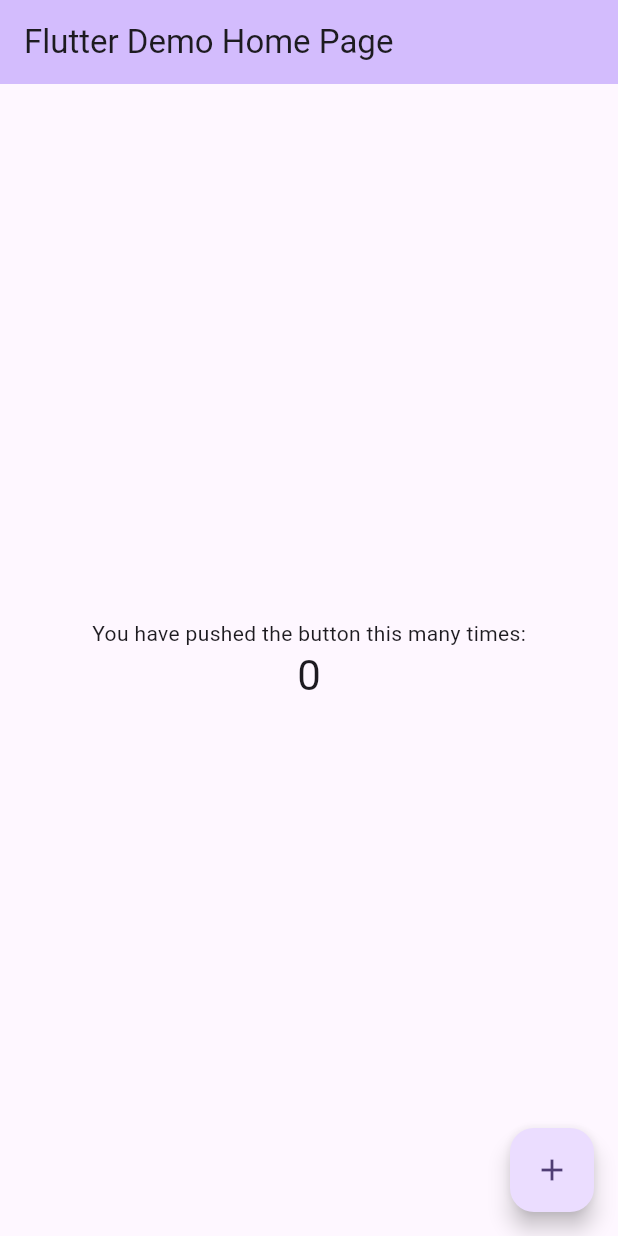
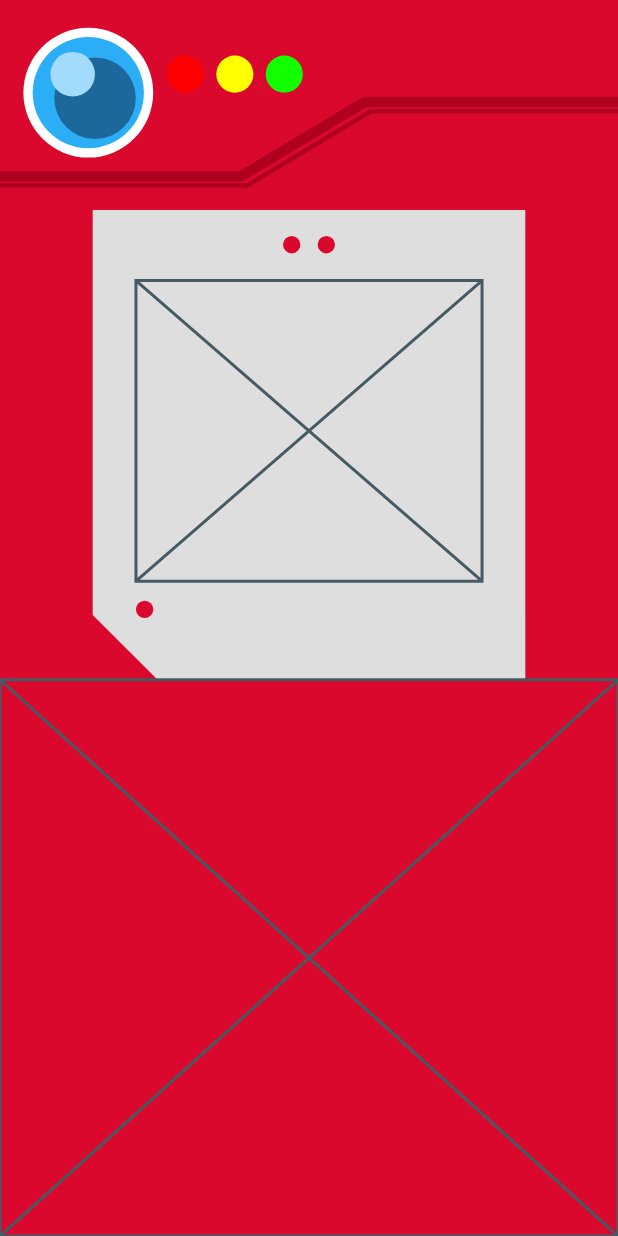
Before and after one commit to AngelFavila/poquidax, a Flutter app: the screen it shows after launch, on a phone screen of 412 x 824 dp. Run offline on Flutter 3.47's test engine with Material 3 defaults, Android fonts, the phone set to English and light mode, and no system bars.

Commit message:
Estructura de view principal

```diff
--- a/lib/main.dart
+++ b/lib/main.dart
@@ -1,122 +1,57 @@
 import 'package:flutter/material.dart';
+import 'package:flutter/services.dart';
+
+import 'view/shared/main_screen.dart';
+import 'view/shared/pokedex_banner.dart';
 
 void main() {
-  runApp(const MyApp());
+  WidgetsFlutterBinding.ensureInitialized();
+  SystemChrome.setPreferredOrientations([
+    DeviceOrientation.portraitUp,
+    DeviceOrientation.portraitDown,
+  ]).then((_) {
+    SystemChrome.setEnabledSystemUIMode(SystemUiMode.immersiveSticky); // Force fullscreen
+    runApp(const MainApp());
+  });
 }
 
-class MyApp extends StatelessWidget {
-  const MyApp({super.key});
 
-  // This widget is the root of your application.
+class MainApp extends StatelessWidget {
+  const MainApp({super.key});
+  final ColorScheme myColorScheme = const ColorScheme(
+    brightness: Brightness.light,
+    primary: Color(0xFFDB082D),
+    onPrimary: Colors.white,
+    secondary: Color(0xFFFBE335),
+    onSecondary: Colors.black,
+    error: Color(0xFFB00020),
+    onError: Colors.white,
+    surface: Color(0xFF56AE60),
+    onSurface: Colors.white,
+  );
+
   @override
   Widget build(BuildContext context) {
     return MaterialApp(
-      title: 'Flutter Demo',
-      theme: ThemeData(
-        // This is the theme of your application.
-        //
-        // TRY THIS: Try running your application with "flutter run". You'll see
-        // the application has a purple toolbar. Then, without quitting the app,
-        // try changing the seedColor in the colorScheme below to Colors.green
-        // and then invoke "hot reload" (save your changes or press the "hot
-        // reload" button in a Flutter-supported IDE, or press "r" if you used
-        // the command line to start the app).
-        //
-        // Notice that the counter didn't reset back to zero; the application
-        // state is not lost during the reload. To reset the state, use hot
-        // restart instead.
-        //
-        // This works for code too, not just values: Most code changes can be
-        // tested with just a hot reload.
-        colorScheme: ColorScheme.fromSeed(seedColor: Colors.deepPurple),
+      debugShowCheckedModeBanner: false,
+      home: Scaffold(
+        backgroundColor: myColorScheme.primary,
+        body: Column(
+          mainAxisAlignment: MainAxisAlignment.start,
+          children: [
+            SizedBox(
+              height:MediaQuery.of(context).size.height*0.15,
+              child: bannerContainer(colorScheme: myColorScheme),
+            ),
+            SizedBox(
+              height: MediaQuery.of(context).size.height*0.4,
+              width: MediaQuery.of(context).size.width,
+              child: pokeScreenFrameContainer(Placeholder(), MediaQuery.of(context).size.height*0.4),
+            ),
+            Expanded(child: Placeholder())
+          ],
+        ),
       ),
-      home: const MyHomePage(title: 'Flutter Demo Home Page'),
     );
   }
 }
-
-class MyHomePage extends StatefulWidget {
-  const MyHomePage({super.key, required this.title});
-
-  // This widget is the home page of your application. It is stateful, meaning
-  // that it has a State object (defined below) that contains fields that affect
-  // how it looks.
-
-  // This class is the configuration for the state. It holds the values (in this
-  // case the title) provided by the parent (in this case the App widget) and
-  // used by the build method of the State. Fields in a Widget subclass are
-  // always marked "final".
-
-  final String title;
-
-  @override
-  State<MyHomePage> createState() => _MyHomePageState();
-}
-
-class _MyHomePageState extends State<MyHomePage> {
-  int _counter = 0;
-
-  void _incrementCounter() {
-    setState(() {
-      // This call to setState tells the Flutter framework that something has
-      // changed in this State, which causes it to rerun the build method below
-      // so that the display can reflect the updated values. If we changed
-      // _counter without calling setState(), then the build method would not be
-      // called again, and so nothing would appear to happen.
-      _counter++;
-    });
-  }
-
-  @override
-  Widget build(BuildContext context) {
-    // This method is rerun every time setState is called, for instance as done
-    // by the _incrementCounter method above.
-    //
-    // The Flutter framework has been optimized to make rerunning build methods
-    // fast, so that you can just rebuild anything that needs updating rather
-    // than having to individually change instances of widgets.
-    return Scaffold(
-      appBar: AppBar(
-        // TRY THIS: Try changing the color here to a specific color (to
-        // Colors.amber, perhaps?) and trigger a hot reload to see the AppBar
-        // change color while the other colors stay the same.
-        backgroundColor: Theme.of(context).colorScheme.inversePrimary,
-        // Here we take the value from the MyHomePage object that was created by
-        // the App.build method, and use it to set our appbar title.
-        title: Text(widget.title),
-      ),
-      body: Center(
-        // Center is a layout widget. It takes a single child and positions it
-        // in the middle of the parent.
-        child: Column(
-          // Column is also a layout widget. It takes a list of children and
-          // arranges them vertically. By default, it sizes itself to fit its
-          // children horizontally, and tries to be as tall as its parent.
-          //
-          // Column has various properties to control how it sizes itself and
-          // how it positions its children. Here we use mainAxisAlignment to
-          // center the children vertically; the main axis here is the vertical
-          // axis because Columns are vertical (the cross axis would be
-          // horizontal).
-          //
-          // TRY THIS: Invoke "debug painting" (choose the "Toggle Debug Paint"
-          // action in the IDE, or press "p" in the console), to see the
-          // wireframe for each widget.
-          mainAxisAlignment: MainAxisAlignment.center,
-          children: <Widget>[
-            const Text('You have pushed the button this many times:'),
-            Text(
-              '$_counter',
-              style: Theme.of(context).textTheme.headlineMedium,
-            ),
-          ],
-        ),
-      ),
-      floatingActionButton: FloatingActionButton(
-        onPressed: _incrementCounter,
-        tooltip: 'Increment',
-        child: const Icon(Icons.add),
-      ), // This trailing comma makes auto-formatting nicer for build methods.
-    );
-  }
-}
--- /dev/null
+++ b/lib/view/shared/main_screen.dart
@@ -0,0 +1,99 @@
+import 'package:flutter/material.dart';
+
+LayoutBuilder pokeScreenFrameContainer(Widget screenContent,double height) {
+  return LayoutBuilder(
+    builder: (context, constraints) {
+      double sidePadding = constraints.maxWidth * 0.15;
+      double topPadding = constraints.maxHeight*0.05; // Subtract top padding
+      return SizedBox(
+        child: Padding(
+          padding: EdgeInsets.only(left: sidePadding, top: topPadding, right: sidePadding),
+          child: PokeScreenFrame.pokedexScreenFrame(screenContent: screenContent, width: constraints.maxWidth-sidePadding*2, height: height,),
+        ),
+      );
+    },
+  );
+}
+
+class PokeScreenFrame extends StatelessWidget {
+  final double width;
+  final double height;
+  final Widget screenContent;
+
+  const PokeScreenFrame.pokedexScreenFrame({super.key, required this.screenContent, this.width = 100, this.height = 100});
+
+  @override
+  Widget build(BuildContext context) {
+    return SizedBox(
+      width: width,
+      height: height,
+      child: Stack(
+        alignment: Alignment.topLeft,
+        children: [
+          CustomPaint(
+            size: Size(width, height),
+            painter: CutCornerPainter(),
+          ),
+          pokedexScreen(screenContent,height*0.4),
+        ],
+      ),
+    );
+  }
+}
+
+class CutCornerPainter extends CustomPainter {
+  @override
+  void paint(Canvas canvas, Size size) {
+    var paint = Paint()
+      ..color = Color(0xFFDEDEDE) // Background color
+      ..style = PaintingStyle.fill;
+
+    var path = Path();
+    double cutSize = size.width * 0.15;
+
+    path.moveTo(0, 0);
+    path.lineTo(size.width, 0);
+    path.lineTo(size.width, size.height);
+    path.lineTo(cutSize, size.height);
+    path.lineTo(0, size.height - cutSize);
+    path.close();
+
+    canvas.drawPath(path, paint);
+
+    var circlePaint = Paint()
+      ..color = Color(0xFFDB082D) // Circle color
+      ..style = PaintingStyle.fill;
+
+    double radius = size.width * 0.02;
+
+    canvas.drawCircle(Offset(size.width/2-radius*2, radius*4), radius, circlePaint);
+    canvas.drawCircle(Offset(size.width/2+radius*2, radius*4), radius, circlePaint);
+    canvas.drawCircle(Offset(size.width*0.16-radius*2, size.height*0.85), radius, circlePaint);
+  }
+
+  @override
+  bool shouldRepaint(CustomPainter oldDelegate) => false;
+}
+
+LayoutBuilder pokedexScreen(Widget screenContent, double height) {
+  return LayoutBuilder(
+    builder: (context, constraints) {
+      double leftPadding = constraints.maxWidth * 0.10;
+      double topPadding = constraints.maxHeight * 0.15;
+      return SizedBox(
+        height: constraints.maxHeight,
+        width: constraints.maxWidth,
+        child: Padding(
+          padding: EdgeInsets.only(
+              left: leftPadding,
+              top: topPadding,
+              right: leftPadding,
+              bottom: topPadding *1.4),
+          child: SizedBox(
+            height: height,
+            child: screenContent)
+        ),
+      );
+    },
+  );
+}
--- /dev/null
+++ b/lib/view/shared/pokedex_banner.dart
@@ -0,0 +1,115 @@
+import 'package:flutter/material.dart';
+
+Widget bannerContainer({required ColorScheme colorScheme}) {
+  return LayoutBuilder(
+    builder: (context, constraints) {
+      return BannerFrame(
+        colorScheme: colorScheme,
+        width: constraints.maxWidth,
+        height: constraints.maxHeight,
+      );
+    },
+  );
+}
+
+class BannerFrame extends StatelessWidget {
+  final double width;
+  final double height;
+  final ColorScheme colorScheme;
+
+  const BannerFrame({super.key, this.width = 100, this.height = 100, required this.colorScheme});
+
+  @override
+  Widget build(BuildContext context) {
+    return SizedBox(
+      width: width,
+      height: height,
+      child: Stack(
+        alignment: Alignment.topLeft,
+        children: [
+          CustomPaint(
+            size: Size(width, height),
+            painter: BannerPainter(colorScheme: colorScheme),
+          ),
+          // const Text('Texto de prueba'),
+        ],
+      ),
+    );
+  }
+}
+
+class BannerPainter extends CustomPainter {
+  final ColorScheme colorScheme;
+  const BannerPainter({required this.colorScheme});
+
+  @override
+  void paint(Canvas canvas, Size size) {
+    var paint = Paint()
+      ..color = colorScheme.error // Stroke color
+      ..style = PaintingStyle.stroke  // Stroke style
+      ..strokeWidth = 3.0;
+
+    Path path = Path();
+    path.moveTo(0, size.height );
+    path.lineTo(size.width * 0.4, size.height );
+    path.lineTo(size.width * 0.6, size.height *0.6);
+    path.lineTo(size.width, size.height * 0.6);
+
+    canvas.drawPath(path, paint);
+
+    paint.strokeWidth = 7.0;
+    path = Path();
+    path.moveTo(0, size.height*0.95 );
+    path.lineTo(size.width * 0.39, size.height *0.95);
+    path.lineTo(size.width * 0.59, size.height *0.55);
+    path.lineTo(size.width, size.height * 0.55);
+
+    canvas.drawPath(path, paint);
+
+    // Big light
+    var circlePaint = Paint()
+      ..color = Colors.white
+      ..style = PaintingStyle.fill;
+
+    double radius = size.height * 0.35; //White background
+    canvas.drawCircle(Offset(size.width/7, size.height*.5), radius, circlePaint);
+
+    circlePaint.color = Color(0xFF2CAEF6); // Outer light
+    radius = size.height * 0.3;
+    canvas.drawCircle(Offset(size.width/7, size.height*0.5), radius, circlePaint);
+
+    circlePaint.color = Color(0xFF1C689C);
+    radius = size.height * 0.22; // Light shadow
+    canvas.drawCircle(Offset(size.width/6.5, size.height*0.53), radius, circlePaint);
+
+    circlePaint.color = Color(0xFFA3DBFC);
+    radius = size.height * 0.12; // sparkle
+    canvas.drawCircle(Offset(size.width/8.5, size.height*0.4), radius, circlePaint);
+
+
+    // Small lights
+    double littleLightRadius = size.width * 0.03;
+    var redOffset = Offset(size.width*0.3, size.height*.4);
+    AddCircleToCanvas(canvas, littleLightRadius, redOffset, Color(0xFFFF0000));
+
+    // Yellow
+    var yellowOffset = Offset(size.width*0.38, size.height*.4);
+    AddCircleToCanvas(canvas, littleLightRadius, yellowOffset, Color(0xFFFFFF00));
+    // Green light
+    var greenOffset = Offset(size.width*0.46, size.height*.4);
+    AddCircleToCanvas(canvas, littleLightRadius, greenOffset, Color(0xFF11FF00));
+  }
+
+  @override
+  bool shouldRepaint(CustomPainter oldDelegate) => false;
+
+  void AddCircleToCanvas(Canvas canvas,double radius, Offset offset,Color color){
+    var circlePaint = Paint()
+      ..color = Colors.white
+      ..style = PaintingStyle.fill;
+      // Green
+      circlePaint.color = color;
+      radius = radius;
+      canvas.drawCircle(offset, radius, circlePaint);
+  }
+}
```
Also changed, not shown: analysis_options.yaml (+0 -27 lines), pubspec.yaml (+4 -74 lines), pubspec.lock, 23 other files.
